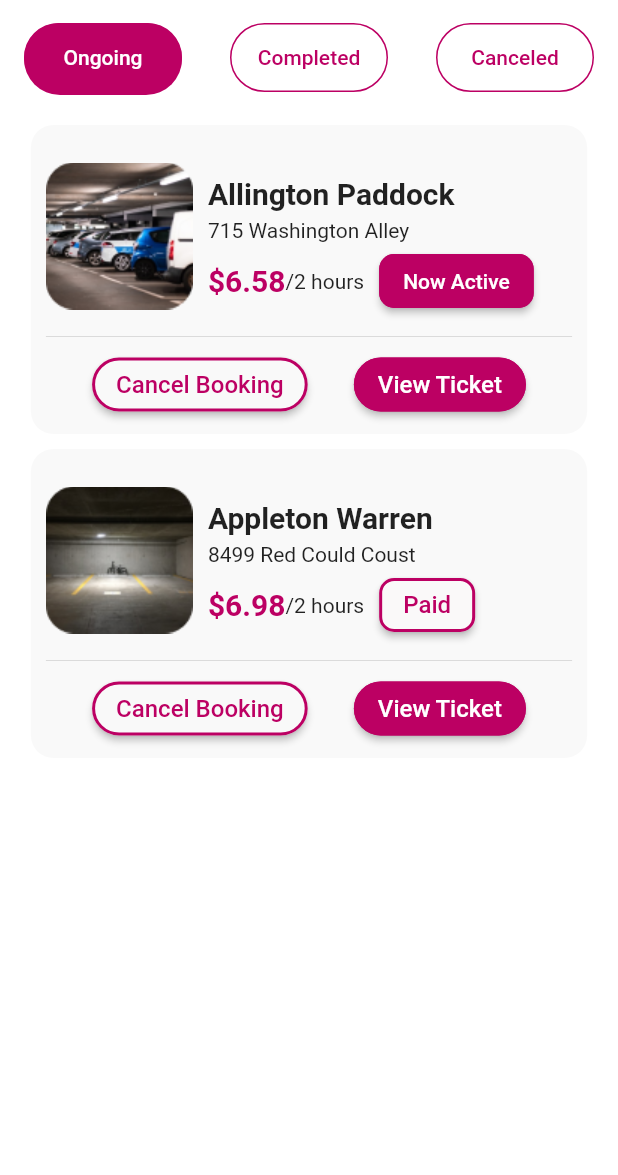
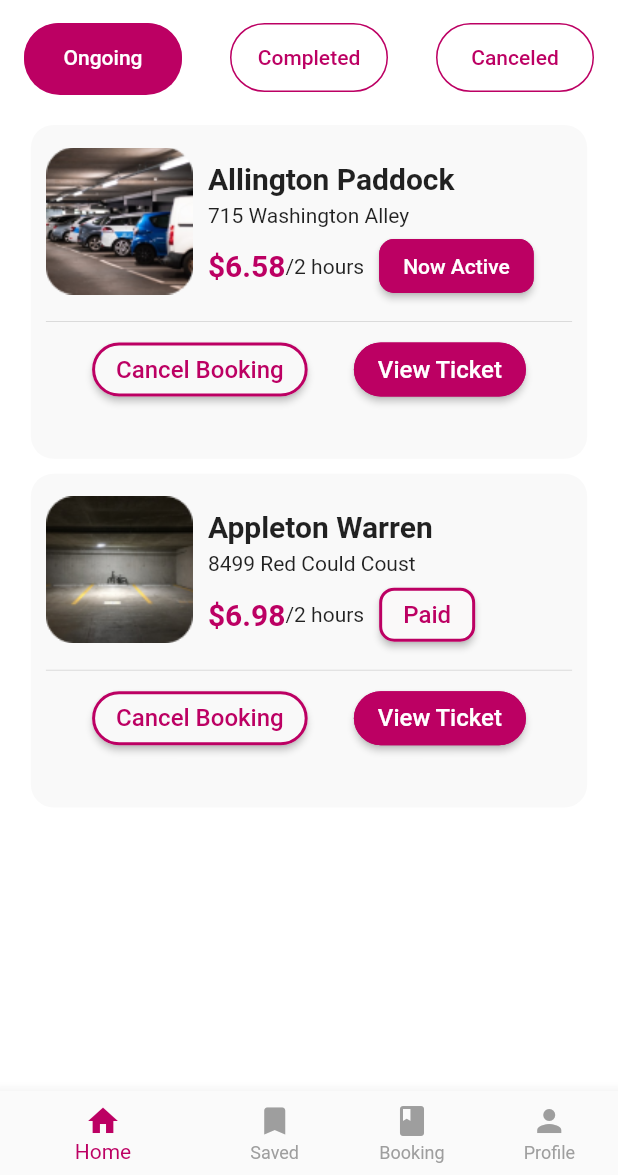
Before and after one commit to afaqbhatti1/myParkingAppQuiz, a Flutter app: the screen it shows after launch, on a phone screen of 412 x 824 dp, the part 61-1236 px from its top. Run offline on Flutter 3.47's test engine with Material 2 defaults, Android fonts, the phone set to English and light mode, and no system bars; Roboto replaces fonts that are missing (Jost).

Commit message:
first commit

```diff
--- a/lib/my_parking.dart
+++ b/lib/my_parking.dart
@@ -91,14 +91,14 @@ class _MyParkingState extends State<MyParking> {
                   height: 20,
                 ),
                 Container(
-                  height: MediaQuery.of(context).size.height * 0.25,
+                  height: MediaQuery.of(context).size.height * 0.27,
                   width: MediaQuery.of(context).size.width * 0.9,
                   decoration: BoxDecoration(
                     borderRadius: BorderRadius.circular(15.0),
                     color: const Color(0xFFF9F9F9),
                   ),
                   child: Padding(
-                    padding: const EdgeInsets.fromLTRB(10, 20, 10, 0),
+                    padding: const EdgeInsets.fromLTRB(10, 10, 10, 0),
                     child: Column(
                       children: [
                         Row(
@@ -413,14 +413,14 @@ class _MyParkingState extends State<MyParking> {
                   height: 10,
                 ),
                 Container(
-                  height: MediaQuery.of(context).size.height * 0.25,
+                  height: MediaQuery.of(context).size.height * 0.27,
                   width: MediaQuery.of(context).size.width * 0.9,
                   decoration: BoxDecoration(
                     borderRadius: BorderRadius.circular(15.0),
                     color: const Color(0xFFF9F9F9),
                   ),
                   child: Padding(
-                    padding: const EdgeInsets.fromLTRB(10, 20, 10, 0),
+                    padding: const EdgeInsets.fromLTRB(10, 10, 10, 0),
                     child: Column(
                       children: [
                         Row(
@@ -533,27 +533,29 @@ class _MyParkingState extends State<MyParking> {
           ),
           Container(
             color: Colors.transparent,
+            child: SingleChildScrollView(
               child: Column(
                 children: [
                   const SizedBox(
                     height: 20,
                   ),
                   Container(
-                  height: MediaQuery.of(context).size.height * 0.25,
+                    height: MediaQuery.of(context).size.height * 0.27,
                     width: MediaQuery.of(context).size.width * 0.9,
                     decoration: BoxDecoration(
                       borderRadius: BorderRadius.circular(15.0),
                       color: const Color(0xFFF9F9F9),
                     ),
                     child: Padding(
-                    padding: const EdgeInsets.fromLTRB(10, 20, 10, 0),
+                      padding: const EdgeInsets.fromLTRB(10, 10, 10, 0),
                       child: Column(
                         children: [
                           Row(
                             children: [
                               Image.asset('assets/images/Rectangle 63.png'),
                               Padding(
-                              padding: const EdgeInsets.fromLTRB(10, 14, 0, 0),
+                                padding:
+                                    const EdgeInsets.fromLTRB(10, 14, 0, 0),
                                 child: Column(
                                   mainAxisAlignment: MainAxisAlignment.start,
                                   crossAxisAlignment: CrossAxisAlignment.start,
@@ -641,21 +643,22 @@ class _MyParkingState extends State<MyParking> {
                     height: 10,
                   ),
                   Container(
-                  height: MediaQuery.of(context).size.height * 0.25,
+                    height: MediaQuery.of(context).size.height * 0.27,
                     width: MediaQuery.of(context).size.width * 0.9,
                     decoration: BoxDecoration(
                       borderRadius: BorderRadius.circular(15.0),
                       color: const Color(0xFFF9F9F9),
                     ),
                     child: Padding(
-                    padding: const EdgeInsets.fromLTRB(10, 20, 10, 0),
+                      padding: const EdgeInsets.fromLTRB(10, 10, 10, 0),
                       child: Column(
                         children: [
                           Row(
                             children: [
                               Image.asset('assets/images/Rectangle 77.png'),
                               Padding(
-                              padding: const EdgeInsets.fromLTRB(10, 14, 0, 0),
+                                padding:
+                                    const EdgeInsets.fromLTRB(10, 14, 0, 0),
                                 child: Column(
                                   mainAxisAlignment: MainAxisAlignment.start,
                                   crossAxisAlignment: CrossAxisAlignment.start,
@@ -743,21 +746,22 @@ class _MyParkingState extends State<MyParking> {
                     height: 10,
                   ),
                   Container(
-                  height: MediaQuery.of(context).size.height * 0.25,
+                    height: MediaQuery.of(context).size.height * 0.27,
                     width: MediaQuery.of(context).size.width * 0.9,
                     decoration: BoxDecoration(
                       borderRadius: BorderRadius.circular(15.0),
                       color: const Color(0xFFF9F9F9),
                     ),
                     child: Padding(
-                    padding: const EdgeInsets.fromLTRB(10, 20, 10, 0),
+                      padding: const EdgeInsets.fromLTRB(10, 10, 10, 0),
                       child: Column(
                         children: [
                           Row(
                             children: [
                               Image.asset('assets/images/Rectangle 78.png'),
                               Padding(
-                              padding: const EdgeInsets.fromLTRB(10, 14, 0, 0),
+                                padding:
+                                    const EdgeInsets.fromLTRB(10, 14, 0, 0),
                                 child: Column(
                                   mainAxisAlignment: MainAxisAlignment.start,
                                   crossAxisAlignment: CrossAxisAlignment.start,
@@ -845,6 +849,7 @@ class _MyParkingState extends State<MyParking> {
                 ],
               ),
             ),
+          ),
           Container(
             color: Colors.white,
             child: Column(
@@ -853,14 +858,14 @@ class _MyParkingState extends State<MyParking> {
                   height: 20,
                 ),
                 Container(
-                  height: MediaQuery.of(context).size.height * 0.25,
+                  height: MediaQuery.of(context).size.height * 0.27,
                   width: MediaQuery.of(context).size.width * 0.9,
                   decoration: BoxDecoration(
                     borderRadius: BorderRadius.circular(15.0),
                     color: const Color(0xFFF9F9F9),
                   ),
                   child: Padding(
-                    padding: const EdgeInsets.fromLTRB(10, 20, 10, 0),
+                    padding: const EdgeInsets.fromLTRB(10, 10, 10, 0),
                     child: Column(
                       children: [
                         Row(
@@ -957,6 +962,24 @@ class _MyParkingState extends State<MyParking> {
             ),
           ),
         ]),
+        bottomNavigationBar: BottomNavigationBar(
+            showUnselectedLabels: true,
+            unselectedLabelStyle: const TextStyle(color: Colors.black),
+            selectedItemColor: const Color(0xFFBC0063),
+            unselectedItemColor: Colors.grey,
+            items: const <BottomNavigationBarItem>[
+              BottomNavigationBarItem(
+                  icon: Icon(
+                    Icons.home,
+                  ),
+                  label: 'Home'),
+              BottomNavigationBarItem(
+                  icon: Icon(Icons.bookmark), label: 'Saved'),
+              BottomNavigationBarItem(
+                  icon: Icon(Icons.book_rounded), label: 'Booking'),
+              BottomNavigationBarItem(
+                  icon: Icon(Icons.person), label: 'Profile'),
+            ]),
       ),
     );
   }
```
Lines whose indentation alone changed are shown as unchanged.
